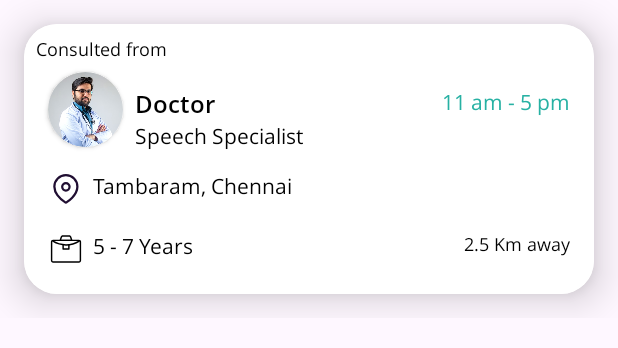
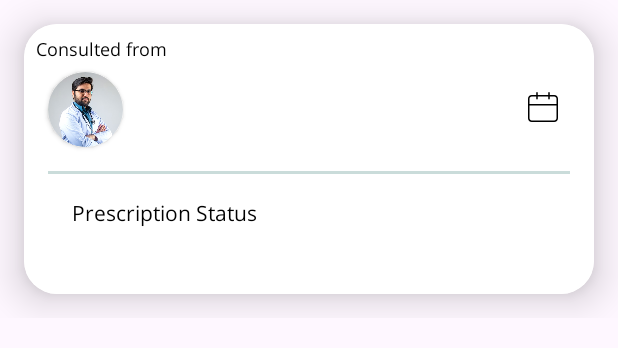
Before and after one commit to Tabrez10XDev/LifeCare, an Android app: the layout item_history_card.xml on its own in the app's theme, with its tools: preview values and no code run, on a phone screen of 412 x 824 dp. Shown: the top 348 px of the screen. Run offline under Robolectric (Android 15) with nearby library versions, the phone set to English and light mode, and no system bars.

Commit message:
Done Alpha0.1 TODO: _ Mood: Bitter

```diff
--- a/app/src/main/res/layout/item_history_card.xml
+++ b/app/src/main/res/layout/item_history_card.xml
@@ -4,7 +4,21 @@
     xmlns:tools="http://schemas.android.com/tools">
 
     <data>
-
+        <variable
+            name="txtColour"
+            type="Integer" />
+        <variable
+            name="name"
+            type="String" />
+        <variable
+            name="dept"
+            type="String" />
+        <variable
+            name="status"
+            type="String" />
+        <variable
+            name="date"
+            type="String" />
     </data>
 
     <androidx.constraintlayout.widget.ConstraintLayout
@@ -62,13 +76,13 @@
                 </androidx.cardview.widget.CardView>
 
                 <TextView
-                    android:id="@id/tvName"
+                    android:id="@+id/tvHistoryName"
                     android:layout_width="wrap_content"
                     android:layout_height="wrap_content"
                     android:layout_marginStart="8dp"
                     android:layout_marginTop="-8dp"
                     android:fontFamily="@font/open_sans_semibold"
-                    android:text="Doctor"
+                    android:text="@{name}"
                     android:textColor="@color/black"
                     android:textSize="16sp"
                     app:layout_constraintBottom_toBottomOf="@id/cvDoctorImage"
@@ -80,62 +94,64 @@
                     android:layout_width="wrap_content"
                     android:layout_height="wrap_content"
                     android:fontFamily="@font/open_sans"
-                    android:text="Speech Specialist"
+                    android:text="@{dept}"
                     android:textColor="@color/black"
                     android:textSize="14sp"
-                    app:layout_constraintStart_toStartOf="@id/tvName"
-                    app:layout_constraintTop_toBottomOf="@id/tvName" />
+                    app:layout_constraintStart_toStartOf="@id/tvHistoryName"
+                    app:layout_constraintTop_toBottomOf="@id/tvHistoryName" />
 
                 <TextView
-                    app:layout_constraintTop_toTopOf="@id/tvName"
+                    app:layout_constraintTop_toTopOf="@id/tvHistoryName"
                     app:layout_constraintEnd_toEndOf="parent"
                     android:layout_width="wrap_content"
                     android:layout_height="wrap_content"
-                    android:textColor="#27B1A3"
+                    android:textColor="@color/black"
                     android:fontFamily="@font/open_sans"
+                    android:drawablePadding="6dp"
+                    android:gravity="center"
                     android:textSize="14sp"
-                    android:text="11 am - 5 pm"
-                    android:layout_marginEnd="16dp" />
+                    android:text="@{date}"
+                    android:layout_marginEnd="16dp"
+                    app:drawableTint="@color/black"
+                    app:drawableLeftCompat="@drawable/ic_date" />
+
+                <LinearLayout
+                    android:id="@+id/llDivider"
+                    app:layout_constraintTop_toBottomOf="@id/cvDoctorImage"
+                    app:layout_constraintStart_toStartOf="@id/cvDoctorImage"
+                    android:layout_marginTop="16dp"
+                    android:layout_width="match_parent"
+                    android:layout_marginHorizontal="16dp"
+                    android:background="#CADCDA"
+                    android:fontFamily="@font/open_sans"
+                    android:layout_height="2dp"
+                    android:orientation="horizontal" />
 
                 <TextView
-                    android:id="@+id/tvLocation"
-                    app:layout_constraintTop_toBottomOf="@id/cvDoctorImage"
-                    app:layout_constraintStart_toStartOf="@id/cvDoctorImage"
+                    android:id="@+id/_tvStatus"
+                    app:layout_constraintTop_toBottomOf="@id/llDivider"
+                    app:layout_constraintStart_toStartOf="@id/llDivider"
                     android:layout_marginTop="16dp"
                     android:layout_width="wrap_content"
                     android:fontFamily="@font/open_sans"
                     android:layout_height="wrap_content"
-                    tools:text="Tambaram, Chennai"
+                    tools:text="Prescription Status"
                     android:textColor="@color/black"
                     android:textSize="14sp"
-                    android:drawableStart="@drawable/ic_location"
-                    android:drawablePadding="6dp" />
-
-                <TextView
-                    android:id="@+id/tvExperience"
-                    app:layout_constraintTop_toBottomOf="@id/tvLocation"
-                    app:layout_constraintStart_toStartOf="@id/tvLocation"
-                    android:layout_marginTop="16dp"
-                    android:layout_width="wrap_content"
-                    android:fontFamily="@font/open_sans"
-                    android:layout_height="wrap_content"
-                    tools:text="5 - 7 Years"
-                    android:textColor="@color/black"
-                    android:textSize="14sp"
-                    android:drawableStart="@drawable/ic_experience"
                     android:drawablePadding="6dp" />
 
 
                 <TextView
                     android:id="@+id/tvDistance"
                     app:layout_constraintEnd_toEndOf="parent"
-                    app:layout_constraintTop_toTopOf="@id/tvExperience"
+                    app:layout_constraintTop_toTopOf="@id/_tvStatus"
+
                     android:layout_width="wrap_content"
                     android:layout_marginEnd="16dp"
                     android:fontFamily="@font/open_sans"
                     android:layout_height="wrap_content"
-                    tools:text="2.5 Km away"
-                    android:textColor="@color/black"
+                    tools:text="@{status}"
+                    android:textColor="#27B1A3"
                     android:textSize="12sp" />
 
 
```
Also changed, not shown: app/src/main/java/in/lj/lifecare/ui/fragments/History.kt (+49 -4 lines), app/src/main/res/layout/fragment_history.xml (+20 -3 lines).
